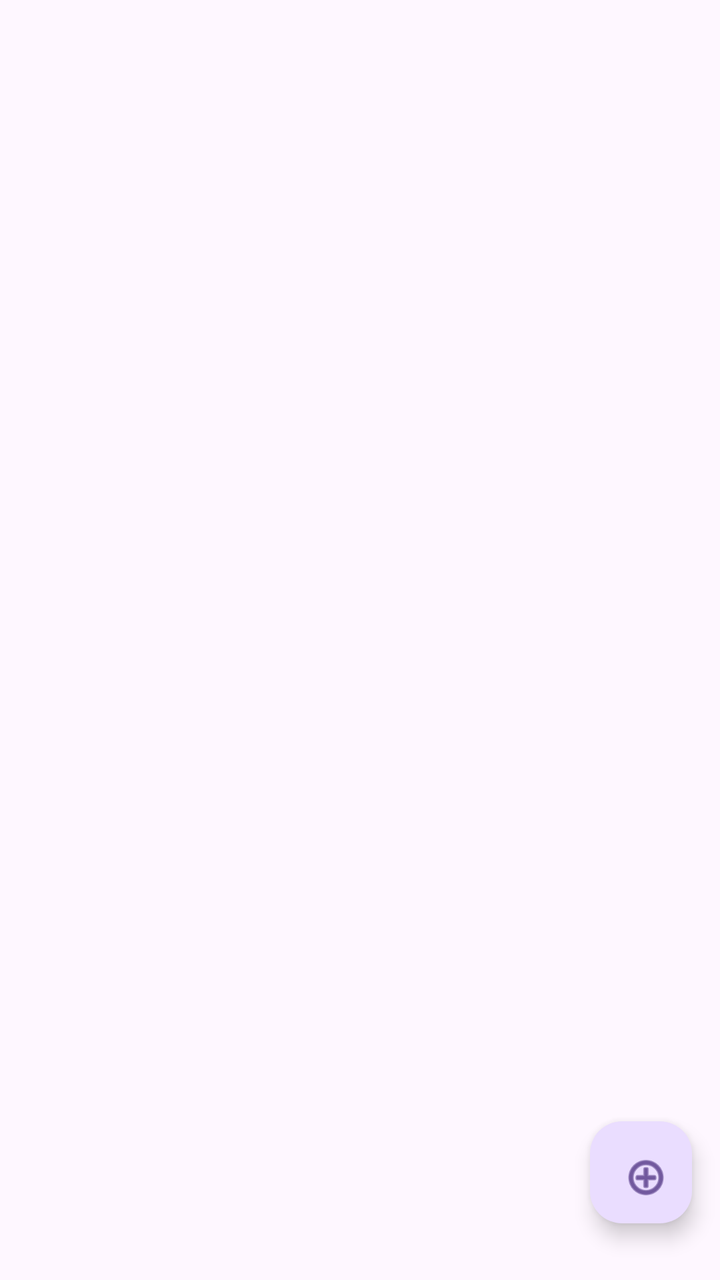
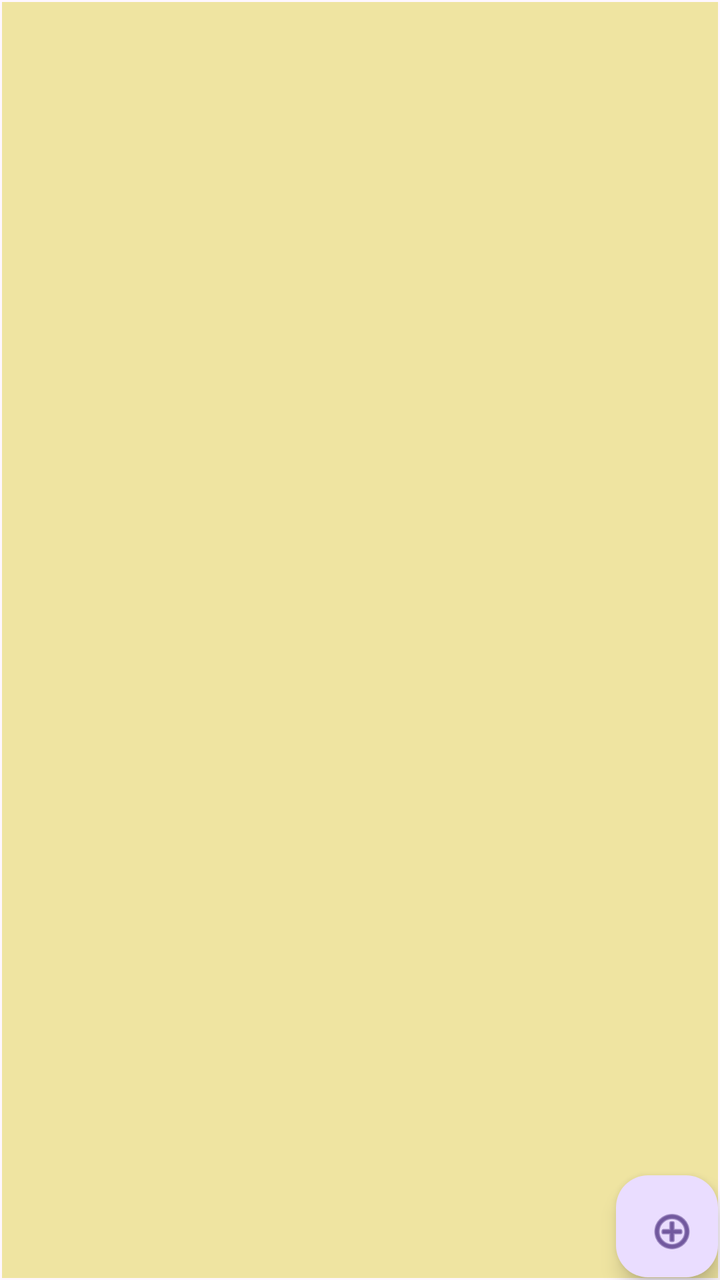

Compare the two renders of this Android layout. The source of the first and the diff that turns it into the second are given below.
<!-- AndroidManifest.xml: application theme Theme.ReceiptBook -->
<!-- res/layout/fragment_list.xml -->
<?xml version="1.0" encoding="utf-8"?>
<androidx.constraintlayout.widget.ConstraintLayout xmlns:android="http://schemas.android.com/apk/res/android"
    xmlns:app="http://schemas.android.com/apk/res-auto"
    xmlns:tools="http://schemas.android.com/tools"
    android:id="@+id/listRecycler"
    android:layout_width="match_parent"
    android:layout_height="match_parent"
    android:onClick="newReceipt"
    tools:context=".view.ListFragment">


    <androidx.recyclerview.widget.RecyclerView
        android:id="@+id/recyclerView"
        android:layout_width="match_parent"
        android:layout_height="match_parent"
        android:layout_marginStart="1dp"
        android:layout_marginTop="50dp"
        android:layout_marginEnd="1dp"
        android:layout_marginBottom="1dp"
        app:layout_constraintBottom_toBottomOf="parent"
        app:layout_constraintEnd_toEndOf="parent"
        app:layout_constraintStart_toStartOf="parent"
        app:layout_constraintTop_toTopOf="parent" />

    <com.google.android.material.floatingactionbutton.FloatingActionButton
        android:id="@+id/floatingActionButton"
        android:layout_width="56dp"
        android:layout_height="51dp"
        android:clickable="true"
        android:onClick="newReceipt"
        android:src="@android:drawable/ic_menu_add"
        app:layout_constraintBottom_toBottomOf="parent"
        app:layout_constraintEnd_toEndOf="parent"
        app:layout_constraintHorizontal_bias="0.955"
        app:layout_constraintStart_toStartOf="parent"
        app:layout_constraintTop_toTopOf="parent"
        app:layout_constraintVertical_bias="0.952" />
</androidx.constraintlayout.widget.ConstraintLayout>
<!-- resources referenced by this layout -->
<resources>
  <style name="Theme.ReceiptBook" parent="Base.Theme.ReceiptBook" />
  <style name="Base.Theme.ReceiptBook" parent="Theme.Material3.DayNight.NoActionBar">
          
          
      </style>
</resources>

<!-- the commit's change to res/layout/fragment_list.xml (unified diff, before → after) -->
@@ -14,13 +14,16 @@
         android:layout_width="match_parent"
         android:layout_height="match_parent"
         android:layout_marginStart="1dp"
-        android:layout_marginTop="50dp"
+        android:layout_marginTop="1dp"
         android:layout_marginEnd="1dp"
         android:layout_marginBottom="1dp"
+        android:background="#EFE4A1"
         app:layout_constraintBottom_toBottomOf="parent"
         app:layout_constraintEnd_toEndOf="parent"
+        app:layout_constraintHorizontal_bias="0.0"
         app:layout_constraintStart_toStartOf="parent"
-        app:layout_constraintTop_toTopOf="parent" />
+        app:layout_constraintTop_toTopOf="parent"
+        app:layout_constraintVertical_bias="1.0" />
 
     <com.google.android.material.floatingactionbutton.FloatingActionButton
         android:id="@+id/floatingActionButton"
@@ -31,8 +34,8 @@
         android:src="@android:drawable/ic_menu_add"
         app:layout_constraintBottom_toBottomOf="parent"
         app:layout_constraintEnd_toEndOf="parent"
-        app:layout_constraintHorizontal_bias="0.955"
+        app:layout_constraintHorizontal_bias="0.997"
         app:layout_constraintStart_toStartOf="parent"
         app:layout_constraintTop_toTopOf="parent"
-        app:layout_constraintVertical_bias="0.952" />
+        app:layout_constraintVertical_bias="0.998" />
 </androidx.constraintlayout.widget.ConstraintLayout>
